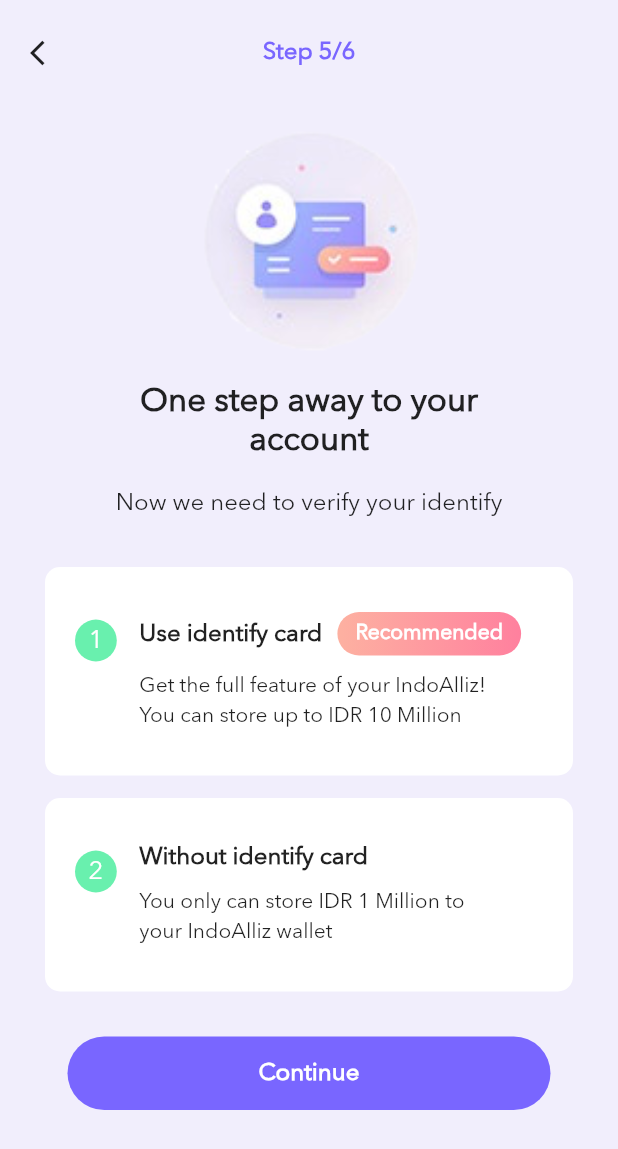
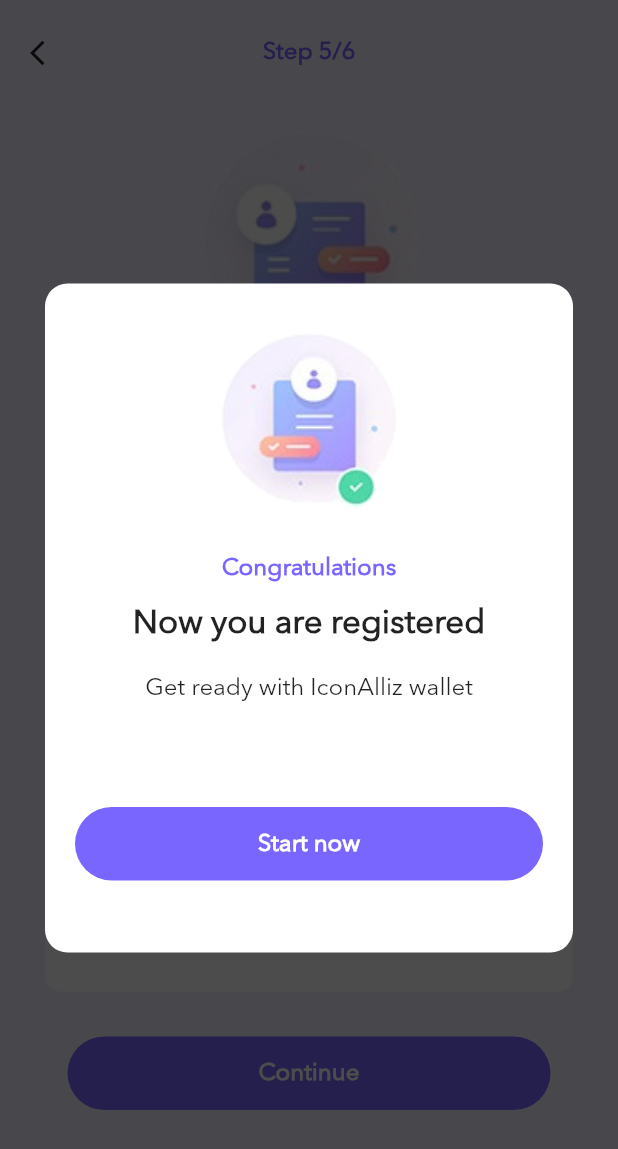
Before and after one commit to feMoraes0/finance-ui, a Flutter app: the Last screen opened by its route, on a phone screen of 412 x 824 dp. Shown: the top 1149 px of the screen. Run offline on Flutter 3.47's test engine with Material 2 defaults, Android fonts, the phone set to English and light mode, and no system bars.

Commit message:
Added pop-up to last screen to register flow

```diff
--- a/lib/app/login/last.dart
+++ b/lib/app/login/last.dart
@@ -7,7 +7,9 @@ class Last extends StatelessWidget {
     Size size = MediaQuery.of(context).size;
 
     return Scaffold(
-      body: Container(
+      body: Stack(
+        children: <Widget>[
+          Container(
             color: colors["background"],
             child: SafeArea(
               child: Column(
@@ -86,13 +88,10 @@ class Last extends StatelessWidget {
                                     padding: EdgeInsets.symmetric(vertical: 6.0, horizontal: 12.0),
                                     decoration: BoxDecoration(
                                         borderRadius: BorderRadius.circular(180.0),
-                                  gradient: LinearGradient(
-                                    colors: [
+                                        gradient: LinearGradient(colors: [
                                           Color.fromRGBO(253, 177, 161, 1.0),
                                           Color.fromRGBO(255, 128, 158, 1.0),
-                                    ]
-                                  )
-                                ),
+                                        ])),
                                     child: Text(
                                       "Recommended",
                                       style: TextStyle(
@@ -170,6 +169,81 @@ class Last extends StatelessWidget {
               ),
             ),
           ),
+          Container(
+            color: Color.fromRGBO(0, 0, 0, 0.7),
+            width: size.width,
+            height: size.height,
+            child: Container(
+              decoration: BoxDecoration(
+                color: Colors.white,
+                borderRadius: BorderRadius.circular(15.0),
+              ),
+              margin: EdgeInsets.symmetric(vertical: 189.0, horizontal: 30.0),
+              padding: EdgeInsets.symmetric(vertical: 30.0, horizontal: 20.0),
+              child: Column(
+                children: <Widget>[
+                  Container(
+                    width: 120,
+                    height: 120,
+                    decoration: BoxDecoration(
+                        image: DecorationImage(
+                      image: AssetImage("assets/Icon006.png"),
+                      fit: BoxFit.fill,
+                    )),
+                  ),
+                  Padding(
+                    padding: const EdgeInsets.only(top: 30.0),
+                    child: Text(
+                      "Congratulations",
+                      style: TextStyle(
+                        color: colors["primary"],
+                        fontSize: 16.0,
+                        fontWeight: FontWeight.bold,
+                      ),
+                    ),
+                  ),
+                  Padding(
+                    padding: const EdgeInsets.only(top: 15.0),
+                    child: Text(
+                      "Now you are registered",
+                      style: TextStyle(
+                        fontSize: 22.0,
+                        fontWeight: FontWeight.bold,
+                      ),
+                    ),
+                  ),
+                  Padding(
+                    padding: const EdgeInsets.only(top: 20.0, bottom: 40.0),
+                    child: Text(
+                      "Get ready with IconAlliz wallet",
+                      style: TextStyle(fontSize: 16.0),
+                    ),
+                  ),
+                  GestureDetector(
+                    child: Container(
+                      padding: EdgeInsets.symmetric(vertical: 15.0),
+                      margin: EdgeInsets.only(top: 30.0),
+                      width: size.width - 90.0,
+                      decoration: BoxDecoration(
+                        color: colors["primary"],
+                        borderRadius: BorderRadius.circular(180.0),
+                      ),
+                      child: Text(
+                        "Start now",
+                        textAlign: TextAlign.center,
+                        style: TextStyle(fontSize: 16.0, fontWeight: FontWeight.bold, color: Color(0xffffffff)),
+                      ),
+                    ),
+                    onTap: () {
+                      Navigator.pushNamed(context, "verification");
+                    },
+                  ),
+                ],
+              ),
+            ),
+          ),
+        ],
+      ),
     );
   }
 }
```
Lines whose indentation alone changed are shown as unchanged.
